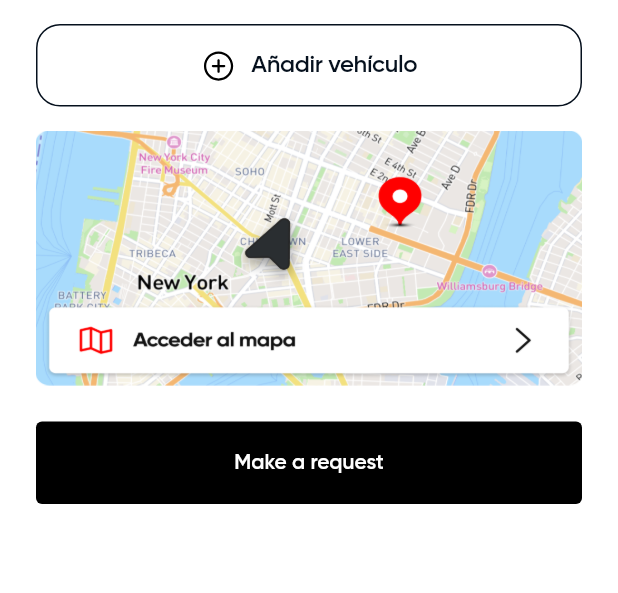
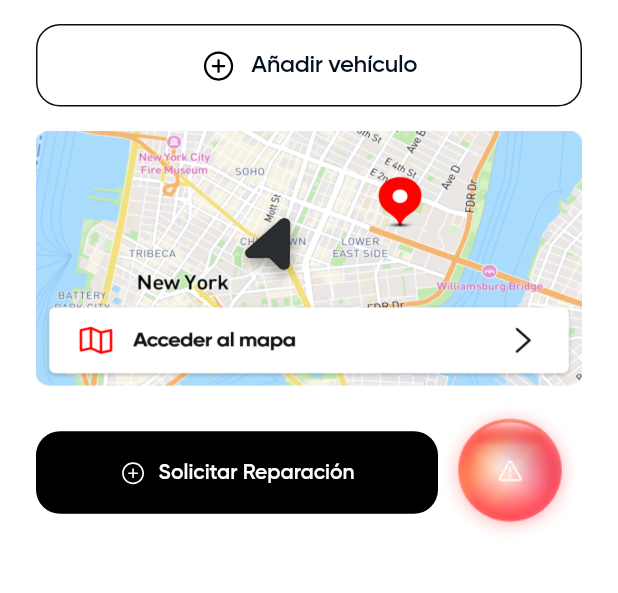
Before and after one commit to zzzSeMzzz/temp_pits_master, a Flutter app: the HomeScreen screen opened directly, on a phone screen of 412 x 824 dp, the part 423-1016 px from its top. Run offline on Flutter 3.47's test engine with Material 3 defaults, Android fonts, the phone set to English and light mode, and no system bars; our stand-ins replace bloc, dio, equatable, flutter_bloc, flutter_svg, freezed_annotation and 6 more; missing offline and left inert: awesome_dio_interceptor; accounts and stored records are empty; project files that could hold a hidden picture were left out.

Commit message:
fix home page UI

```diff
--- a/lib/assets/constants/app_images.dart
+++ b/lib/assets/constants/app_images.dart
@@ -27,4 +27,5 @@ class AppImages {
   static const String serviceFtClosed = 'assets/images/marker_ft_closed.png';
   static const String clusterIcon = 'assets/images/cluster_icon.png';
   static const String myLocationIcon = 'assets/images/marker_my_location.png';
+  static const String alarmButton = 'assets/images/alarm_button.png';
 }
--- a/lib/modules/home/presentation/sections/home/home_screen.dart
+++ b/lib/modules/home/presentation/sections/home/home_screen.dart
@@ -4,6 +4,7 @@ import 'package:flutter_bloc/flutter_bloc.dart';
 import 'package:flutter_svg/flutter_svg.dart';
 import 'package:pits_app/assets/colors/colors.dart';
 import 'package:pits_app/assets/constants/app_icons.dart';
+import 'package:pits_app/assets/constants/app_images.dart';
 import 'package:pits_app/globals/widgets/interaction/w_button.dart';
 import 'package:pits_app/modules/auth/presentation/sections/auth_screen/bloc/auth_bloc.dart';
 import 'package:pits_app/modules/car/presentation/sections/add_car/add_card_screen.dart';
@@ -78,16 +79,32 @@ class HomeScreen extends StatelessWidget {
               ),
               const MapButton(),
               const SizedBox(
-                height: 24,
+                height: 8,
               ),
-              WButton(
-                onTap: () {
-                  Navigator.push(context, fade(page: PartSelectionScreen()));
-                },
-                height: 55,
-                borderRadius: 4,
-                textColor: white,
-                text: 'Make a request',
+              SizedBox(
+                height: 100,
+                child: Row(
+                  children: [
+                    Expanded(
+                      child: WButton(
+                        onTap: () {
+                          Navigator.push(context, fade(page: const PartSelectionScreen()));
+                        },
+                        height: 55,
+                        svgAsset: AppIcons.plusCircle,
+                        borderRadius: 16,
+                        textColor: white,
+                        text: 'Solicitar Reparación',
+                      ),
+                    ),
+                    Image.asset(
+                      AppImages.alarmButton,
+                      fit: BoxFit.fill,
+                      width: 96,
+                      height: 96,
+                    )
+                  ],
+                ),
               )
             ],
           ),
```
Also changed, not shown: assets/images/alarm_button.png (added).
